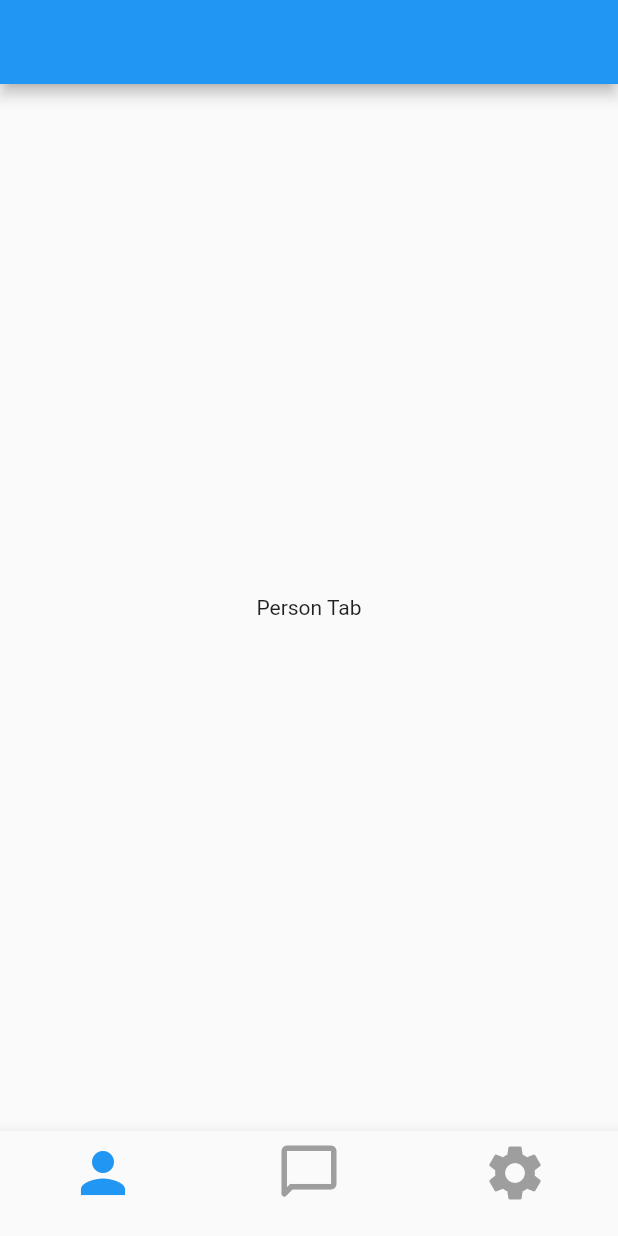
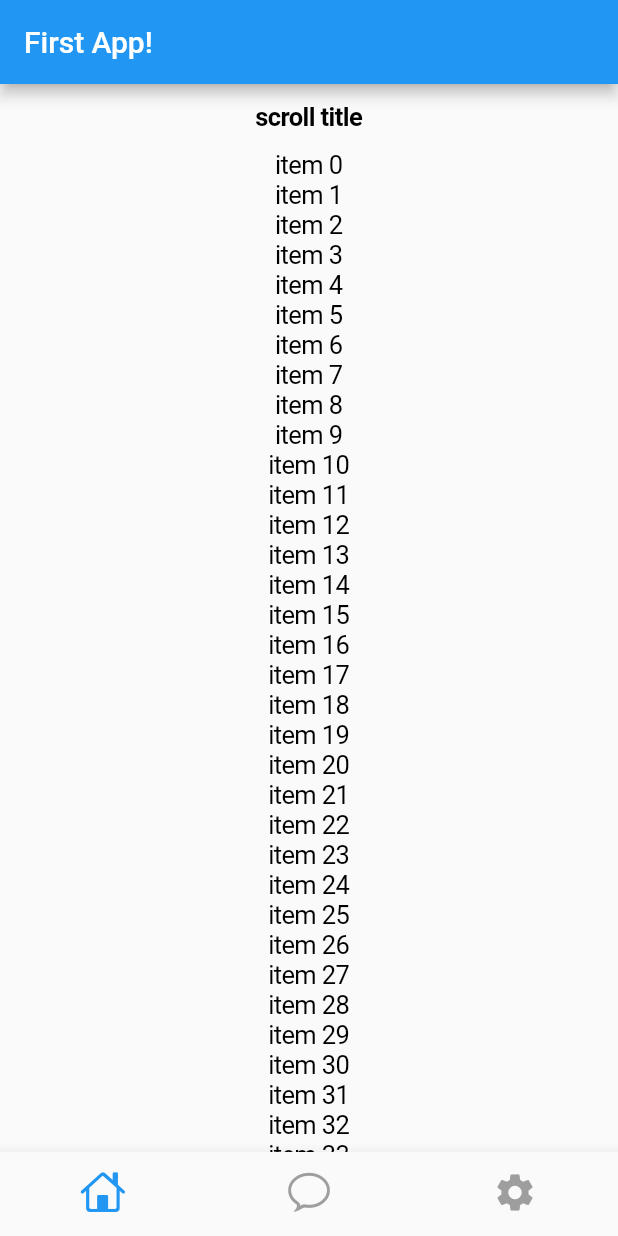
Before and after one commit to jxxoih/first_flutter, a Flutter app: the screen it shows after launch, on a phone screen of 412 x 824 dp. Run offline on Flutter 3.47's test engine with Material 2 defaults, Android fonts, the phone set to English and light mode, and no system bars.

Commit message:
sav 아이콘 변경

```diff
--- a/lib/screens/screen_index.dart
+++ b/lib/screens/screen_index.dart
@@ -1,5 +1,6 @@
 import 'package:flutter/cupertino.dart';
 import 'package:flutter/material.dart';
+import 'package:flutter_localizations/flutter_localizations.dart';
 import 'package:my_flutter_app/tabs/tab_person.dart';
 import 'package:my_flutter_app/tabs/tab_chat.dart';
 import 'package:my_flutter_app/tabs/tab_setting.dart';
@@ -18,14 +19,20 @@ class _IndexScreenState extends State<IndexScreen> {
 
   @override
   Widget build(BuildContext context) {
+    // 여기서 헤더와 푸터는 만들어졌고 body Component만 만들면 됨
     return Scaffold(
-      appBar: AppBar(),
+      appBar: AppBar(
+        title: Text("First App!"),
+      ),
       bottomNavigationBar: BottomNavigationBar(
         type: BottomNavigationBarType.fixed,
-        iconSize: 44,
+        iconSize: 30.0,
         selectedItemColor: Colors.blue,
         unselectedItemColor: Colors.grey,
         selectedLabelStyle: TextStyle(fontSize: 12),
+        showSelectedLabels: false,
+        showUnselectedLabels: false,
+        enableFeedback: false,
         currentIndex: _currentIndex,
         onTap: (index) {
           setState(() {
@@ -33,10 +40,11 @@ class _IndexScreenState extends State<IndexScreen> {
           });
         },
         items: [
-          BottomNavigationBarItem(icon: Icon(Icons.person), label: ''),
           BottomNavigationBarItem(
-              icon: Icon(Icons.chat_bubble_outline_rounded), label: ''),
-          BottomNavigationBarItem(icon: Icon(Icons.settings), label: ''),
+              icon: Icon(CupertinoIcons.home), label: "person"),
+          BottomNavigationBarItem(
+              icon: Icon(CupertinoIcons.conversation_bubble), label: "chat"),
+          BottomNavigationBarItem(icon: Icon(Icons.settings), label: "setting"),
         ],
       ),
       body: tabs[_currentIndex],
--- a/lib/tabs/tab_person.dart
+++ b/lib/tabs/tab_person.dart
@@ -1,11 +1,32 @@
 import 'package:flutter/cupertino.dart';
 import 'package:flutter/material.dart';
+import 'package:flutter_localizations/flutter_localizations.dart';
 
 class TabPerson extends StatelessWidget {
+  const TabPerson({super.key});
+
   @override
   Widget build(BuildContext context) {
-    return const Center(
-      child: Text("Person Tab"),
+    return CupertinoPageScaffold(
+      navigationBar: CupertinoNavigationBar(
+        automaticallyImplyLeading: false,
+        middle: Text("scroll title"),
+      ),
+      child: CupertinoScrollbar(
+        thickness: 6.0,
+        thicknessWhileDragging: 10.0,
+        radius: const Radius.circular(34.0),
+        radiusWhileDragging: Radius.zero,
+        child: ListView.builder(
+          itemCount: 120,
+          itemBuilder: (context, index) {
+            return Center(
+              child: Text('item $index',
+                  style: CupertinoTheme.of(context).textTheme.textStyle),
+            );
+          },
+        ),
+      ),
     );
   }
 }
--- a/pubspec.yaml
+++ b/pubspec.yaml
@@ -35,6 +35,9 @@ dependencies:
   # The following adds the Cupertino Icons font to your application.
   # Use with the CupertinoIcons class for iOS style icons.
   cupertino_icons: ^1.0.2
+  flutter_localizations:
+    sdk: flutter
+  intl: any
 
 dev_dependencies:
   flutter_test:
```
Also changed, not shown: pubspec.lock.
